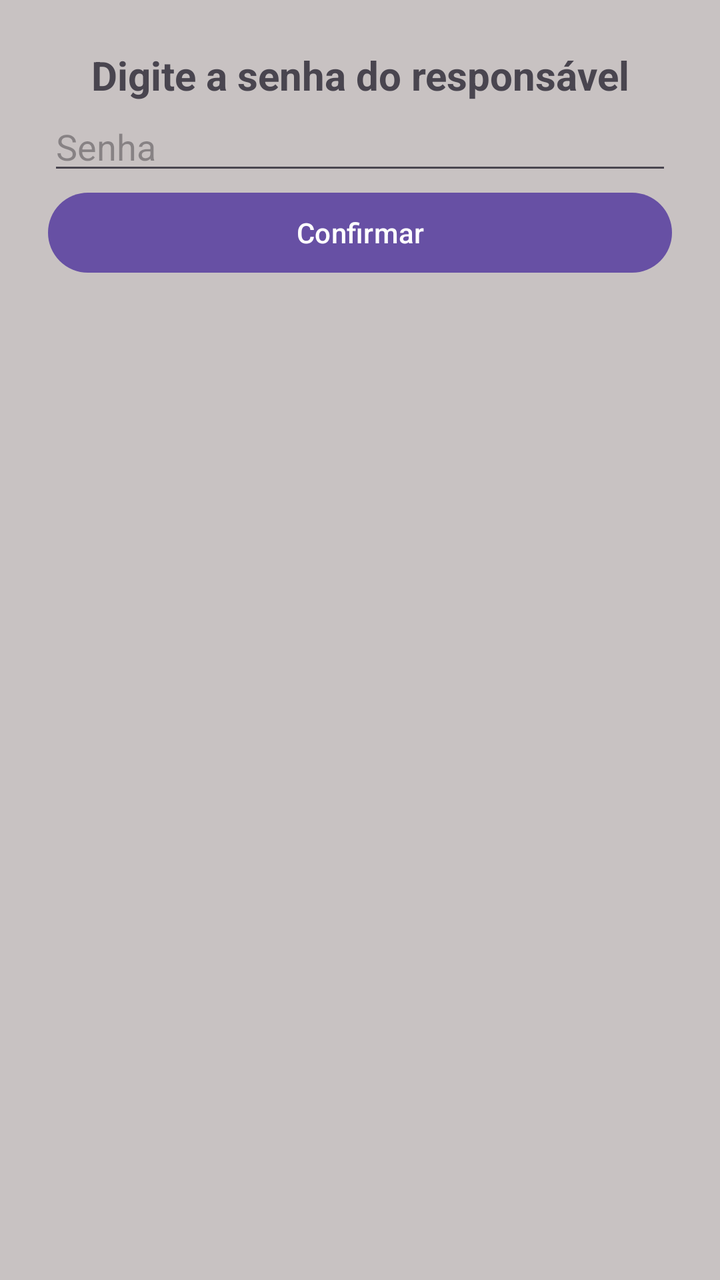
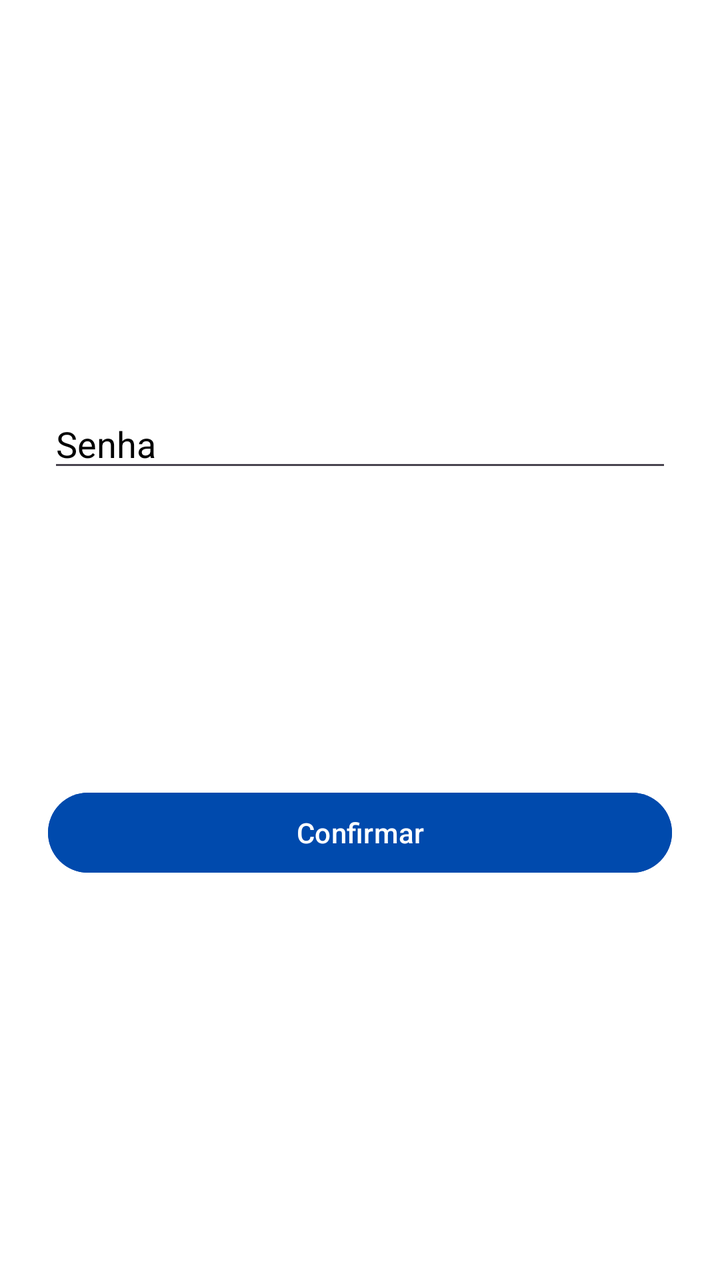

Two renders of the same Android screen: before a commit and after it. Below are the layout's source before the change and the commit's diff.
<!-- AndroidManifest.xml: application theme Theme.App_PI2 -->
<!-- res/layout/fragment_solicitar_senha.xml -->
<?xml version="1.0" encoding="utf-8"?>
<androidx.constraintlayout.widget.ConstraintLayout
    xmlns:android="http://schemas.android.com/apk/res/android"
    xmlns:app="http://schemas.android.com/apk/res-auto"
    android:layout_width="match_parent"
    android:layout_height="wrap_content"
    android:background="#C8C2C2"
    android:padding="24dp">

    <TextView
        android:id="@+id/tv_titulo_solicitar_senha"
        android:layout_width="wrap_content"
        android:layout_height="wrap_content"
        android:text="Digite a senha do responsável"
        android:textSize="20sp"
        android:textStyle="bold"
        app:layout_constraintTop_toTopOf="parent"
        app:layout_constraintStart_toStartOf="parent"
        app:layout_constraintEnd_toEndOf="parent"
        android:layout_marginBottom="24dp" />

    <EditText
        android:id="@+id/edit_senha_interna"
        android:layout_width="0dp"
        android:layout_height="wrap_content"
        android:hint="Senha"
        android:inputType="textPassword"
        app:layout_constraintTop_toBottomOf="@id/tv_titulo_solicitar_senha"
        app:layout_constraintStart_toStartOf="parent"
        app:layout_constraintEnd_toEndOf="parent"
        android:layout_marginBottom="24dp" />

    <Button
        android:id="@+id/btn_confirmar_senha"
        android:layout_width="0dp"
        android:layout_height="wrap_content"
        android:text="Confirmar"
        app:layout_constraintTop_toBottomOf="@id/edit_senha_interna"
        app:layout_constraintStart_toStartOf="parent"
        app:layout_constraintEnd_toEndOf="parent" />

</androidx.constraintlayout.widget.ConstraintLayout>
<!-- resources referenced by this layout -->
<resources>
  <style name="Theme.App_PI2" parent="Base.Theme.App_PI2" />
  <style name="Base.Theme.App_PI2" parent="Theme.Material3.DayNight.NoActionBar">
          
          
      </style>
</resources>

<!-- the commit's change to res/layout/fragment_solicitar_senha.xml (unified diff, before → after) -->
@@ -4,39 +4,36 @@
     xmlns:app="http://schemas.android.com/apk/res-auto"
     android:layout_width="match_parent"
     android:layout_height="wrap_content"
-    android:background="#C8C2C2"
+    android:background="#FFFFFF"
     android:padding="24dp">
-
-    <TextView
-        android:id="@+id/tv_titulo_solicitar_senha"
-        android:layout_width="wrap_content"
-        android:layout_height="wrap_content"
-        android:text="Digite a senha do responsável"
-        android:textSize="20sp"
-        android:textStyle="bold"
-        app:layout_constraintTop_toTopOf="parent"
-        app:layout_constraintStart_toStartOf="parent"
-        app:layout_constraintEnd_toEndOf="parent"
-        android:layout_marginBottom="24dp" />
 
     <EditText
         android:id="@+id/edit_senha_interna"
-        android:layout_width="0dp"
+        android:layout_width="match_parent"
+        android:minWidth="500dp"
         android:layout_height="wrap_content"
+        android:layout_marginTop="24dp"
         android:hint="Senha"
+        android:textColorHint="@color/black"
+        android:textColor="@color/black"
         android:inputType="textPassword"
-        app:layout_constraintTop_toBottomOf="@id/tv_titulo_solicitar_senha"
+        app:layout_constraintBottom_toTopOf="@+id/btn_confirmar_senha"
+        app:layout_constraintEnd_toEndOf="parent"
         app:layout_constraintStart_toStartOf="parent"
-        app:layout_constraintEnd_toEndOf="parent"
-        android:layout_marginBottom="24dp" />
+        app:layout_constraintTop_toTopOf="parent" />
 
     <Button
         android:id="@+id/btn_confirmar_senha"
-        android:layout_width="0dp"
+        android:layout_width="match_parent"
+        android:minWidth="500dp"
         android:layout_height="wrap_content"
+        android:backgroundTint="@color/cor_botao_primario"
+        android:layout_marginBottom="24dp"
         android:text="Confirmar"
-        app:layout_constraintTop_toBottomOf="@id/edit_senha_interna"
+        android:textColor="@color/white"
+        app:layout_constraintBottom_toBottomOf="parent"
+        app:layout_constraintEnd_toEndOf="parent"
         app:layout_constraintStart_toStartOf="parent"
-        app:layout_constraintEnd_toEndOf="parent" />
+        app:layout_constraintTop_toBottomOf="@id/edit_senha_interna" />
 
 </androidx.constraintlayout.widget.ConstraintLayout>
<!-- resource entries referenced after the edit -->
@@ -1,5 +1,8 @@
 <!-- resources referenced by this layout -->
 <resources>
+  <color name="black">#FF000000</color>
+  <color name="cor_botao_primario">#004AAD</color>
+  <color name="white">#FFFFFFFF</color>
   <style name="Theme.App_PI2" parent="Base.Theme.App_PI2" />
   <style name="Base.Theme.App_PI2" parent="Theme.Material3.DayNight.NoActionBar">
           
